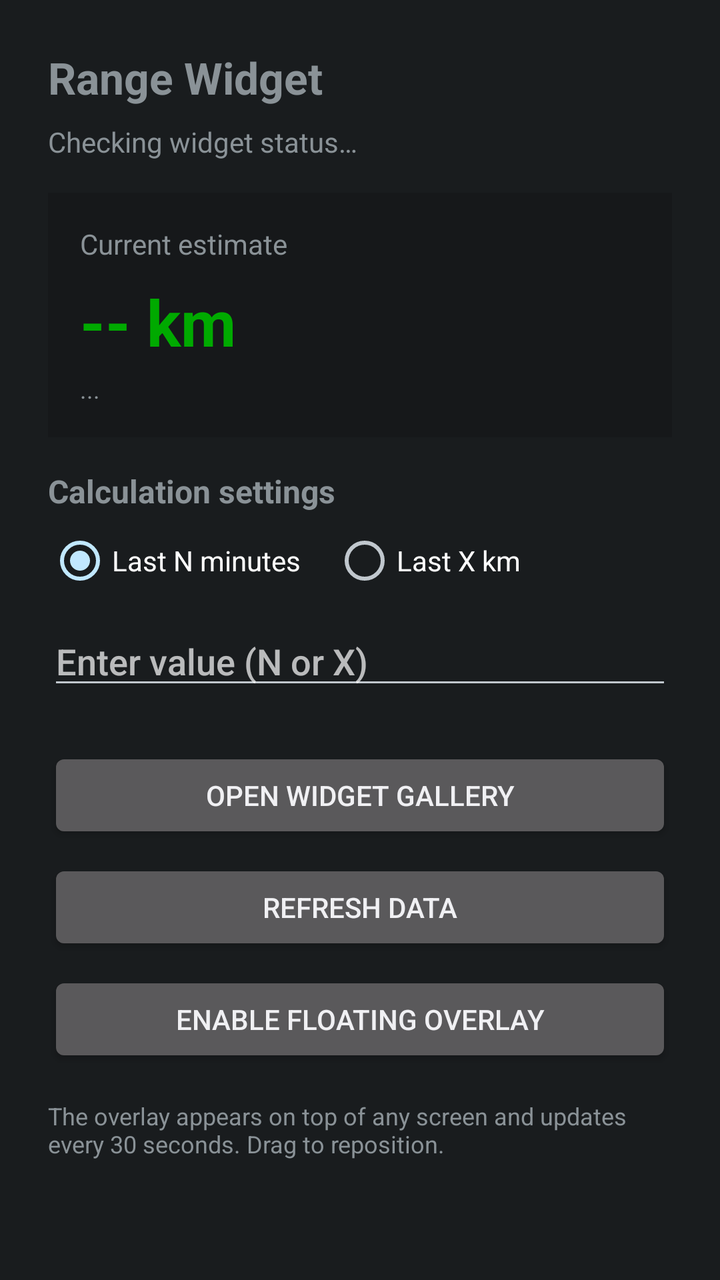
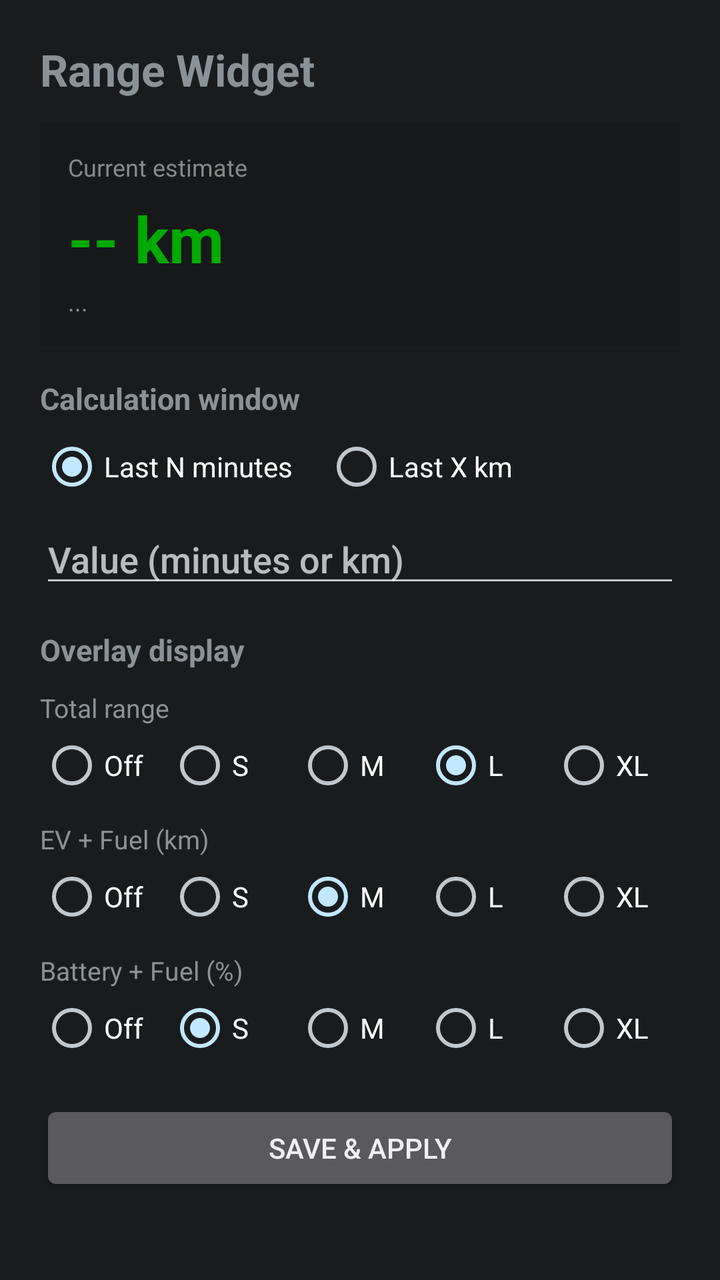

Two renders of the same Android screen: before a commit and after it. Below are the layout's source before the change and the commit's diff.
<!-- AndroidManifest.xml: application theme android:Theme.DeviceDefault -->
<!-- res/layout/activity_widget.xml -->
<?xml version="1.0" encoding="utf-8"?>
<ScrollView xmlns:android="http://schemas.android.com/apk/res/android"
    android:layout_width="match_parent"
    android:layout_height="match_parent"
    android:fillViewport="true">

    <LinearLayout
        android:layout_width="match_parent"
        android:layout_height="wrap_content"
        android:orientation="vertical"
        android:padding="24dp">

        <TextView
            android:layout_width="wrap_content"
            android:layout_height="wrap_content"
            android:text="@string/widget_activity_title"
            android:textSize="22sp"
            android:textStyle="bold"
            android:layout_marginBottom="8dp" />

        <TextView
            android:id="@+id/textStatus"
            android:layout_width="match_parent"
            android:layout_height="wrap_content"
            android:text="@string/widget_status_loading"
            android:textSize="14sp"
            android:layout_marginBottom="16dp" />

        <LinearLayout
            android:layout_width="match_parent"
            android:layout_height="wrap_content"
            android:orientation="vertical"
            android:background="#22000000"
            android:padding="16dp"
            android:layout_marginBottom="16dp">

            <TextView
                android:layout_width="wrap_content"
                android:layout_height="wrap_content"
                android:text="@string/widget_preview_title"
                android:textSize="14sp" />

            <TextView
                android:id="@+id/textRange"
                android:layout_width="wrap_content"
                android:layout_height="wrap_content"
                android:text="-- km"
                android:textColor="#00AA00"
                android:textSize="32sp"
                android:textStyle="bold"
                android:layout_marginTop="8dp" />

            <TextView
                android:id="@+id/textInfo"
                android:layout_width="wrap_content"
                android:layout_height="wrap_content"
                android:text="..."
                android:textSize="12sp"
                android:layout_marginTop="4dp" />
        </LinearLayout>

        <TextView
            android:layout_width="wrap_content"
            android:layout_height="wrap_content"
            android:text="@string/widget_config_title"
            android:textSize="16sp"
            android:textStyle="bold"
            android:layout_marginBottom="8dp" />

        <RadioGroup
            android:id="@+id/radioGroup"
            android:layout_width="wrap_content"
            android:layout_height="wrap_content"
            android:orientation="horizontal">

            <RadioButton
                android:id="@+id/radioTime"
                android:layout_width="wrap_content"
                android:layout_height="wrap_content"
                android:text="@string/widget_config_time"
                android:checked="true" />

            <RadioButton
                android:id="@+id/radioKm"
                android:layout_width="wrap_content"
                android:layout_height="wrap_content"
                android:text="@string/widget_config_km"
                android:layout_marginStart="16dp" />
        </RadioGroup>

        <EditText
            android:id="@+id/editValue"
            android:layout_width="match_parent"
            android:layout_height="wrap_content"
            android:hint="@string/widget_config_hint"
            android:inputType="numberDecimal"
            android:layout_marginTop="12dp" />

        <Button
            android:id="@+id/btnAddWidget"
            android:layout_width="match_parent"
            android:layout_height="wrap_content"
            android:text="@string/widget_add_to_home"
            android:layout_marginTop="24dp" />

        <Button
            android:id="@+id/btnRefresh"
            android:layout_width="match_parent"
            android:layout_height="wrap_content"
            android:text="@string/widget_refresh"
            android:layout_marginTop="8dp" />

        <Button
            android:id="@+id/btnOverlay"
            android:layout_width="match_parent"
            android:layout_height="wrap_content"
            android:text="@string/overlay_enable"
            android:layout_marginTop="8dp" />

        <TextView
            android:layout_width="match_parent"
            android:layout_height="wrap_content"
            android:text="@string/overlay_hint"
            android:textSize="12sp"
            android:layout_marginTop="16dp" />
    </LinearLayout>
</ScrollView>
<!-- resources referenced by this layout -->
<resources>
  <string name="overlay_enable">Enable floating overlay</string>
  <string name="overlay_hint">The overlay appears on top of any screen and updates every 30 seconds. Drag to reposition.</string>
  <string name="widget_activity_title">Range Widget</string>
  <string name="widget_add_to_home">Open widget gallery</string>
  <string name="widget_config_hint">Enter value (N or X)</string>
  <string name="widget_config_km">Last X km</string>
  <string name="widget_config_time">Last N minutes</string>
  <string name="widget_config_title">Calculation settings</string>
  <string name="widget_preview_title">Current estimate</string>
  <string name="widget_refresh">Refresh data</string>
  <string name="widget_status_loading">Checking widget status…</string>
</resources>

<!-- the commit's change to res/layout/activity_widget.xml (unified diff, before → after) -->
@@ -8,37 +8,32 @@
         android:layout_width="match_parent"
         android:layout_height="wrap_content"
         android:orientation="vertical"
-        android:padding="24dp">
-
-        <TextView
-            android:layout_width="wrap_content"
-            android:layout_height="wrap_content"
-            android:text="@string/widget_activity_title"
+        android:padding="20dp">
+
+        
+        <TextView
+            android:layout_width="wrap_content"
+            android:layout_height="wrap_content"
+            android:text="@string/app_name"
             android:textSize="22sp"
             android:textStyle="bold"
-            android:layout_marginBottom="8dp" />
-
-        <TextView
-            android:id="@+id/textStatus"
-            android:layout_width="match_parent"
-            android:layout_height="wrap_content"
-            android:text="@string/widget_status_loading"
-            android:textSize="14sp"
-            android:layout_marginBottom="16dp" />
-
+            android:layout_marginBottom="12dp" />
+
+        
         <LinearLayout
             android:layout_width="match_parent"
             android:layout_height="wrap_content"
             android:orientation="vertical"
             android:background="#22000000"
-            android:padding="16dp"
+            android:padding="14dp"
             android:layout_marginBottom="16dp">
 
             <TextView
                 android:layout_width="wrap_content"
                 android:layout_height="wrap_content"
                 android:text="@string/widget_preview_title"
-                android:textSize="14sp" />
+                android:textSize="12sp"
+                android:textColor="#888888" />
 
             <TextView
                 android:id="@+id/textRange"
@@ -48,7 +43,7 @@
                 android:textColor="#00AA00"
                 android:textSize="32sp"
                 android:textStyle="bold"
-                android:layout_marginTop="8dp" />
+                android:layout_marginTop="6dp" />
 
             <TextView
                 android:id="@+id/textInfo"
@@ -56,14 +51,15 @@
                 android:layout_height="wrap_content"
                 android:text="..."
                 android:textSize="12sp"
-                android:layout_marginTop="4dp" />
+                android:layout_marginTop="2dp" />
         </LinearLayout>
 
+        
         <TextView
             android:layout_width="wrap_content"
             android:layout_height="wrap_content"
             android:text="@string/widget_config_title"
-            android:textSize="16sp"
+            android:textSize="15sp"
             android:textStyle="bold"
             android:layout_marginBottom="8dp" />
 
@@ -94,34 +90,117 @@
             android:layout_height="wrap_content"
             android:hint="@string/widget_config_hint"
             android:inputType="numberDecimal"
-            android:layout_marginTop="12dp" />
-
+            android:layout_marginTop="8dp"
+            android:layout_marginBottom="16dp" />
+
+        
+        <TextView
+            android:layout_width="wrap_content"
+            android:layout_height="wrap_content"
+            android:text="@string/overlay_display_title"
+            android:textSize="15sp"
+            android:textStyle="bold"
+            android:layout_marginBottom="10dp" />
+
+        
+        <TextView
+            android:layout_width="wrap_content"
+            android:layout_height="wrap_content"
+            android:text="@string/overlay_line_total"
+            android:textSize="13sp"
+            android:layout_marginBottom="4dp" />
+
+        <RadioGroup
+            android:id="@+id/rgTotal"
+            android:layout_width="match_parent"
+            android:layout_height="wrap_content"
+            android:orientation="horizontal"
+            android:layout_marginBottom="12dp">
+            <RadioButton android:id="@+id/rgTotalOff" android:layout_width="0dp"
+                android:layout_height="wrap_content" android:layout_weight="1"
+                android:text="@string/size_off" />
+            <RadioButton android:id="@+id/rgTotalS" android:layout_width="0dp"
+                android:layout_height="wrap_content" android:layout_weight="1"
+                android:text="S" />
+            <RadioButton android:id="@+id/rgTotalM" android:layout_width="0dp"
+                android:layout_height="wrap_content" android:layout_weight="1"
+                android:text="M" />
+            <RadioButton android:id="@+id/rgTotalL" android:layout_width="0dp"
+                android:layout_height="wrap_content" android:layout_weight="1"
+                android:text="L" android:checked="true" />
+            <RadioButton android:id="@+id/rgTotalXL" android:layout_width="0dp"
+                android:layout_height="wrap_content" android:layout_weight="1"
+                android:text="XL" />
+        </RadioGroup>
+
+        
+        <TextView
+            android:layout_width="wrap_content"
+            android:layout_height="wrap_content"
+            android:text="@string/overlay_line_breakdown"
+            android:textSize="13sp"
+            android:layout_marginBottom="4dp" />
+
+        <RadioGroup
+            android:id="@+id/rgBreakdown"
+            android:layout_width="match_parent"
+            android:layout_height="wrap_content"
+            android:orientation="horizontal"
+            android:layout_marginBottom="12dp">
+            <RadioButton android:id="@+id/rgBdOff" android:layout_width="0dp"
+                android:layout_height="wrap_content" android:layout_weight="1"
+                android:text="@string/size_off" />
+            <RadioButton android:id="@+id/rgBdS" android:layout_width="0dp"
+                android:layout_height="wrap_content" android:layout_weight="1"
+                android:text="S" />
+            <RadioButton android:id="@+id/rgBdM" android:layout_width="0dp"
+                android:layout_height="wrap_content" android:layout_weight="1"
+                android:text="M" android:checked="true" />
+            <RadioButton android:id="@+id/rgBdL" android:layout_width="0dp"
+                android:layout_height="wrap_content" android:layout_weight="1"
+                android:text="L" />
+            <RadioButton android:id="@+id/rgBdXL" android:layout_width="0dp"
+                android:layout_height="wrap_content" android:layout_weight="1"
+                android:text="XL" />
+        </RadioGroup>
+
+        
+        <TextView
+            android:layout_width="wrap_content"
+            android:layout_height="wrap_content"
+            android:text="@string/overlay_line_info"
+            android:textSize="13sp"
+            android:layout_marginBottom="4dp" />
+
+        <RadioGroup
+            android:id="@+id/rgInfo"
+            android:layout_width="match_parent"
+            android:layout_height="wrap_content"
+            android:orientation="horizontal"
+            android:layout_marginBottom="20dp">
+            <RadioButton android:id="@+id/rgInfoOff" android:layout_width="0dp"
+                android:layout_height="wrap_content" android:layout_weight="1"
+                android:text="@string/size_off" />
+            <RadioButton android:id="@+id/rgInfoS" android:layout_width="0dp"
+                android:layout_height="wrap_content" android:layout_weight="1"
+                android:text="S" android:checked="true" />
+            <RadioButton android:id="@+id/rgInfoM" android:layout_width="0dp"
+                android:layout_height="wrap_content" android:layout_weight="1"
+                android:text="M" />
+            <RadioButton android:id="@+id/rgInfoL" android:layout_width="0dp"
+                android:layout_height="wrap_content" android:layout_weight="1"
+                android:text="L" />
+            <RadioButton android:id="@+id/rgInfoXL" android:layout_width="0dp"
+                android:layout_height="wrap_content" android:layout_weight="1"
+                android:text="XL" />
+        </RadioGroup>
+
+        
         <Button
-            android:id="@+id/btnAddWidget"
-            android:layout_width="match_parent"
-            android:layout_height="wrap_content"
-            android:text="@string/widget_add_to_home"
-            android:layout_marginTop="24dp" />
-
-        <Button
-            android:id="@+id/btnRefresh"
-            android:layout_width="match_parent"
-            android:layout_height="wrap_content"
-            android:text="@string/widget_refresh"
-            android:layout_marginTop="8dp" />
-
-        <Button
-            android:id="@+id/btnOverlay"
-            android:layout_width="match_parent"
-            android:layout_height="wrap_content"
-            android:text="@string/overlay_enable"
-            android:layout_marginTop="8dp" />
-
-        <TextView
-            android:layout_width="match_parent"
-            android:layout_height="wrap_content"
-            android:text="@string/overlay_hint"
-            android:textSize="12sp"
-            android:layout_marginTop="16dp" />
+            android:id="@+id/btnSave"
+            android:layout_width="match_parent"
+            android:layout_height="wrap_content"
+            android:text="@string/btn_save_settings" />
+
     </LinearLayout>
 </ScrollView>
<!-- resource entries referenced after the edit -->
@@ -1,15 +1,16 @@
 <!-- resources referenced by this layout -->
 <resources>
-  <string name="overlay_enable">Enable floating overlay</string>
-  <string name="overlay_hint">The overlay appears on top of any screen and updates every 30 seconds. Drag to reposition.</string>
-  <string name="widget_activity_title">Range Widget</string>
-  <string name="widget_add_to_home">Open widget gallery</string>
-  <string name="widget_config_hint">Enter value (N or X)</string>
+  <string name="app_name">Range Widget</string>
+  <string name="btn_save_settings">Save &amp; apply</string>
+  <string name="overlay_display_title">Overlay display</string>
+  <string name="overlay_line_breakdown">EV + Fuel (km)</string>
+  <string name="overlay_line_info">Battery + Fuel (%)</string>
+  <string name="overlay_line_total">Total range</string>
+  <string name="size_off">Off</string>
+  <string name="widget_config_hint">Value (minutes or km)</string>
   <string name="widget_config_km">Last X km</string>
   <string name="widget_config_time">Last N minutes</string>
-  <string name="widget_config_title">Calculation settings</string>
+  <string name="widget_config_title">Calculation window</string>
   <string name="widget_preview_title">Current estimate</string>
-  <string name="widget_refresh">Refresh data</string>
-  <string name="widget_status_loading">Checking widget status…</string>
 </resources>
 
